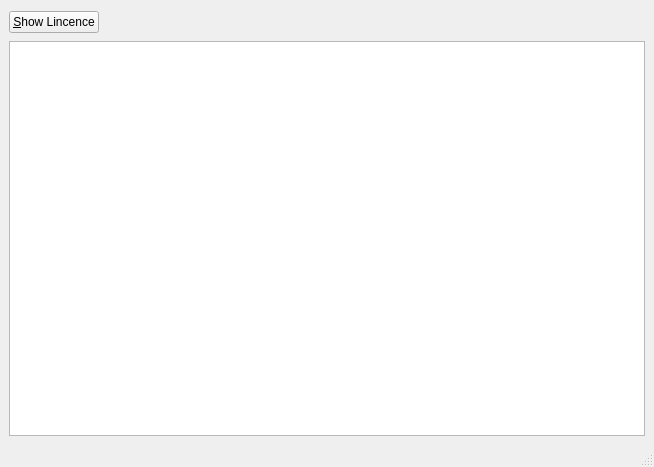
Before: the Qt Designer form python/qt/license/licence.ui in qoopooh/try_git, drawn with Qt 5.
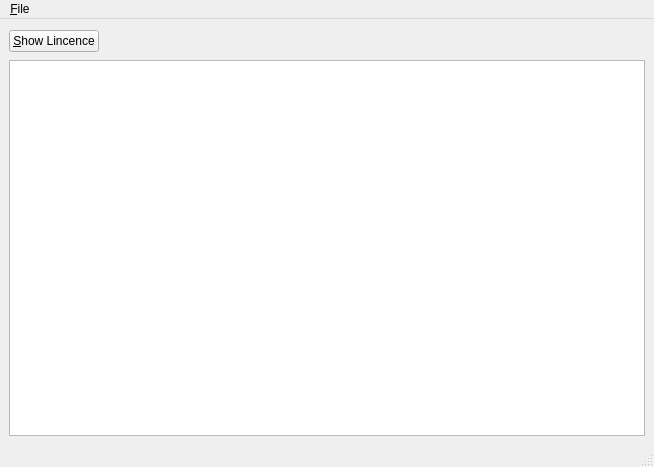
After: the same form once the commit is applied. Icons and pictures are not drawn.

The edit to the form file:
```diff
--- a/python/qt/license/licence.ui
+++ b/python/qt/license/licence.ui
@@ -46,9 +46,16 @@
      <x>0</x>
      <y>0</y>
      <width>654</width>
-     <height>29</height>
+     <height>21</height>
     </rect>
    </property>
+   <widget class="QMenu" name="menu_File">
+    <property name="title">
+     <string>&amp;File</string>
+    </property>
+    <addaction name="actionE_xit"/>
+   </widget>
+   <addaction name="menu_File"/>
   </widget>
   <widget class="QStatusBar" name="statusbar"/>
  </widget>
```
Left out of the diff: 13 changed lines with no effect on the pictures.
